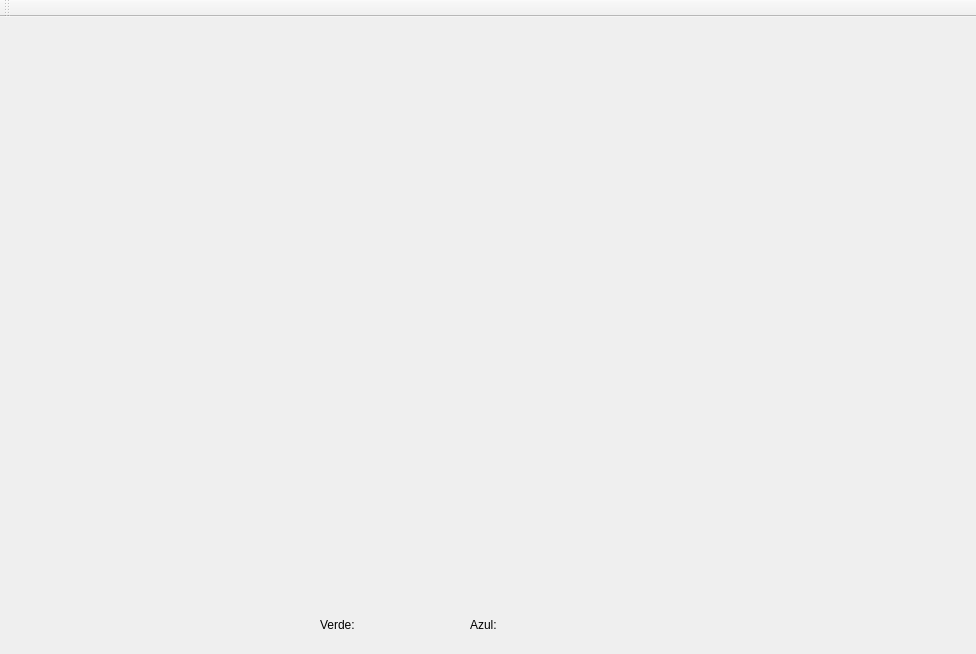
The window that mainwindow.ui (jcespinoza/SnakeGame) describes before a commit, drawn with Qt 5.
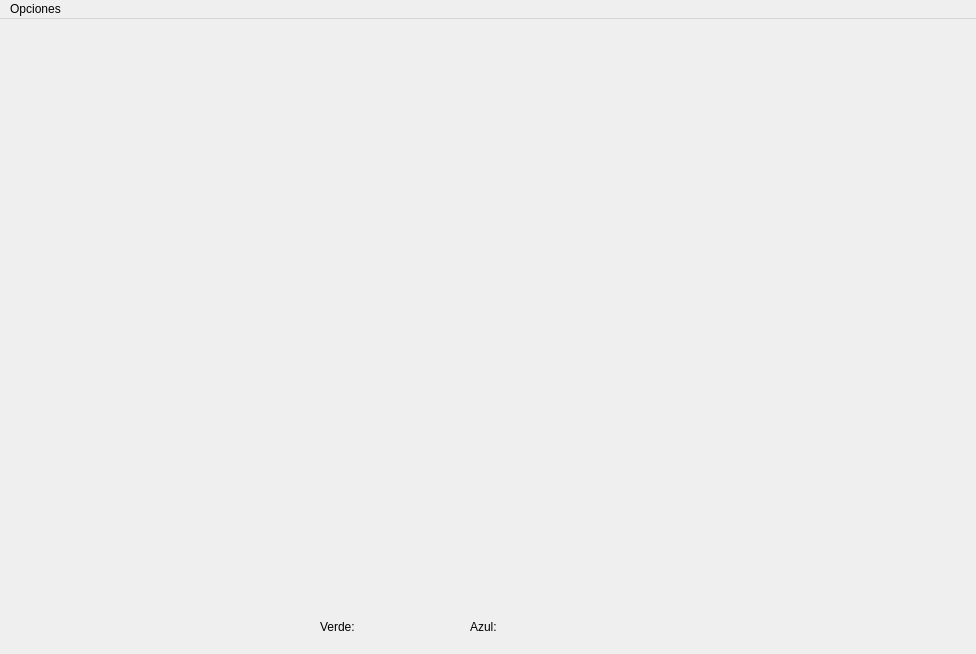
The same window after the commit.

The edit to the form file:
```diff
--- a/mainwindow.ui
+++ b/mainwindow.ui
@@ -100,15 +100,19 @@
      <height>21</height>
     </rect>
    </property>
+   <widget class="QMenu" name="menuOpciones">
+    <property name="title">
+     <string>Opciones</string>
+    </property>
+    <addaction name="actionConfiguracion"/>
+   </widget>
+   <addaction name="menuOpciones"/>
   </widget>
-  <widget class="QToolBar" name="mainToolBar">
-   <attribute name="toolBarArea">
-    <enum>TopToolBarArea</enum>
-   </attribute>
-   <attribute name="toolBarBreak">
-    <bool>false</bool>
-   </attribute>
-  </widget>
+  <action name="actionConfiguracion">
+   <property name="text">
+    <string>Configuracion</string>
+   </property>
+  </action>
  </widget>
  <layoutdefault spacing="6" margin="11"/>
  <resources/>
```
